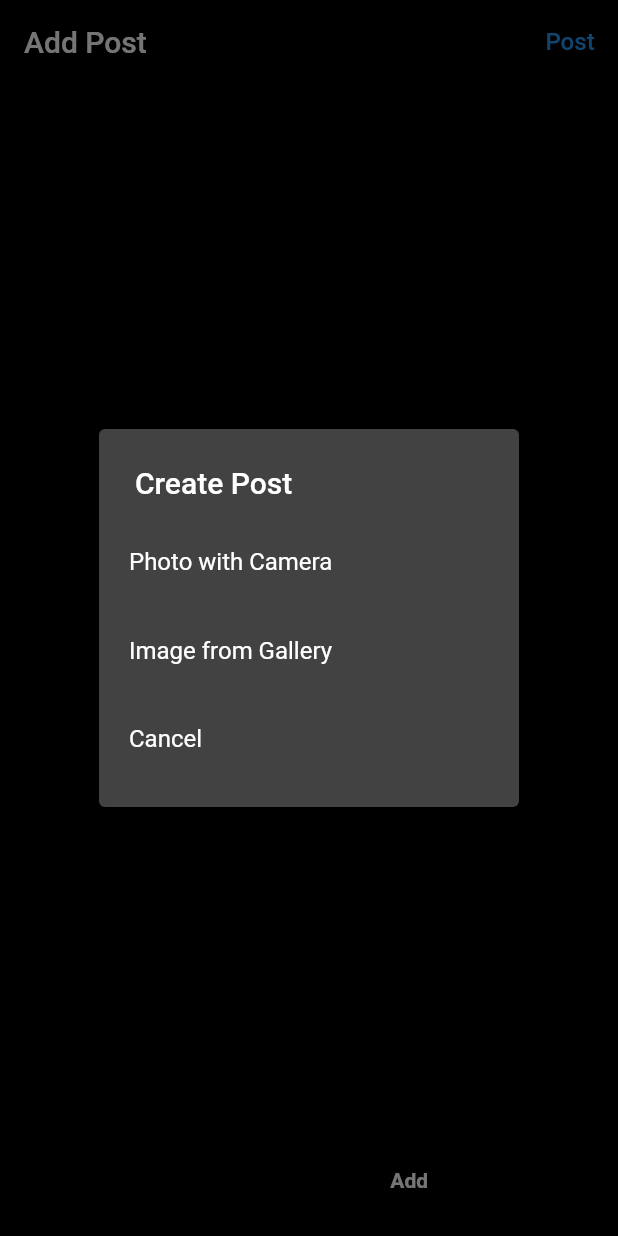
After one commit to kevin-samson/PicStream, a Flutter app: the MobileScreen screen opened directly, item 3 of the bottom bar chosen, after a tap on the "add a photo" icon, on a phone screen of 412 x 824 dp. The commit adds this screen. Run offline on Flutter 3.47's test engine with Material 2 defaults, Android fonts, the phone set to English and light mode, and no system bars; drawn by our look-alikes of google_nav_bar; our stand-ins replace cloud_firestore, firebase_auth, firebase_core, firebase_storage, google_fonts, image_picker; accounts and stored records are empty.

Commit message:
finished add post screen

```diff
--- /dev/null
+++ b/lib/models/post.dart
@@ -0,0 +1,41 @@
+class Post {
+  final String caption;
+  final String imageUrl;
+  final String uid;
+  final String username;
+  final DateTime date;
+  final String profileImg;
+  final List likes;
+
+  Post({
+    required this.caption,
+    required this.imageUrl,
+    required this.uid,
+    required this.username,
+    required this.date,
+    required this.profileImg,
+    required this.likes,
+  });
+
+  Map<String, dynamic> toMap() {
+    return {
+      'caption': caption,
+      'imageUrl': imageUrl,
+      'uid': uid,
+      'username': username,
+      'date': date,
+      'profileImg': profileImg,
+      'likes': likes,
+    };
+  }
+
+  static Post fromJson(Map<String, dynamic> json) => Post(
+        caption: json['caption'],
+        imageUrl: json['imageUrl'],
+        uid: json['uid'],
+        username: json['username'],
+        date: json['date'],
+        profileImg: json['profileImg'],
+        likes: json['likes'],
+      );
+}
--- /dev/null
+++ b/lib/models/user.dart
@@ -0,0 +1,38 @@
+class User {
+  final String username;
+  final String email;
+  final String bio;
+  final String profilePic;
+  final List followers;
+  final List following;
+  final String? uid;
+
+  User({
+    required this.username,
+    required this.email,
+    required this.bio,
+    required this.profilePic,
+    required this.followers,
+    required this.following,
+    this.uid,
+  });
+
+  Map<String, dynamic> toJson() => {
+        'username': username,
+        'email': email,
+        'bio': bio,
+        'profilePic': profilePic,
+        'followers': followers,
+        'following': following,
+      };
+
+  static User fromJson(Map<String, dynamic> json, String uid) => User(
+        uid: uid,
+        username: json['username'],
+        email: json['email'],
+        bio: json['bio'],
+        profilePic: json['profilePic'],
+        followers: json['followers'],
+        following: json['following'],
+      );
+}
--- /dev/null
+++ b/lib/providers/user_provider.dart
@@ -0,0 +1,17 @@
+import 'package:flutter/material.dart';
+import 'package:instagram_clone/utils/auth_methods.dart';
+
+import '../models/user.dart';
+
+class UserProvider with ChangeNotifier {
+  User? _user;
+  final AuthMethods _authMethods = AuthMethods();
+
+  User get getUser => _user!;
+
+  Future<void> refreshUser() async {
+    User user = await _authMethods.getCurrentUser();
+    _user = user;
+    notifyListeners();
+  }
+}
--- a/lib/responsive/mobile_screen.dart
+++ b/lib/responsive/mobile_screen.dart
@@ -1,24 +1,65 @@
 import 'package:firebase_auth/firebase_auth.dart';
 import 'package:flutter/material.dart';
+import 'package:google_nav_bar/google_nav_bar.dart';
+import 'package:instagram_clone/screens/feed_screen.dart';
+import 'package:instagram_clone/screens/profile_screen.dart';
+import 'package:instagram_clone/screens/search_screen.dart';
 
-class MobileScreen extends StatelessWidget {
+import '../screens/add_post_screen.dart';
+
+class MobileScreen extends StatefulWidget {
   const MobileScreen({super.key});
 
   @override
+  State<MobileScreen> createState() => _MobileScreenState();
+}
+
+class _MobileScreenState extends State<MobileScreen> {
+  int _page = 0;
+
+  void handlePageChange(int index) {
+    setState(() {
+      _page = index;
+    });
+  }
+
+  final List<Widget> _pages = [
+    const FeedPage(),
+    const SearchPage(),
+    const AddPostPage(),
+    const ProfilePage(),
+  ];
+
+  @override
   Widget build(BuildContext context) {
-    return Scaffold(
-      body: Center(
-          child: Column(mainAxisAlignment: MainAxisAlignment.center, children: [
-        const Text('Mobile Screen'),
-        Text(
-            'You are logged in as ${FirebaseAuth.instance.currentUser!.email}'),
-        ElevatedButton(
-          onPressed: () {
-            FirebaseAuth.instance.signOut();
-          },
-          child: const Text('Sign out'),
+    return SafeArea(
+      child: Scaffold(
+        body: _pages[_page],
+        bottomNavigationBar: GNav(
+          haptic: true,
+          tabBorderRadius: 15,
+          gap: 8,
+          onTabChange: handlePageChange,
+          tabs: const [
+            GButton(
+              icon: Icons.home,
+              text: 'Home',
+            ),
+            GButton(
+              icon: Icons.search,
+              text: 'Search',
+            ),
+            GButton(
+              icon: Icons.add,
+              text: 'Add',
+            ),
+            GButton(
+              icon: Icons.person,
+              text: 'Profile',
+            ),
+          ],
         ),
-      ])),
+      ),
     );
   }
 }
--- /dev/null
+++ b/lib/screens/add_post_screen.dart
@@ -0,0 +1,174 @@
+import 'dart:typed_data';
+
+import 'package:flutter/material.dart';
+import 'package:image_picker/image_picker.dart';
+import 'package:instagram_clone/models/user.dart';
+import 'package:instagram_clone/providers/user_provider.dart';
+import 'package:instagram_clone/utils/colors.dart';
+import 'package:instagram_clone/utils/storage_methods.dart';
+import 'package:provider/provider.dart';
+
+class AddPostPage extends StatefulWidget {
+  const AddPostPage({super.key});
+
+  @override
+  State<AddPostPage> createState() => _AddPostPageState();
+}
+
+class _AddPostPageState extends State<AddPostPage> {
+  Uint8List? _image;
+  final _captionController = TextEditingController();
+  bool _isLoading = false;
+
+  void _postImage(String uid, String username, String photoUrl) async {
+    try {
+      setState(() {
+        _isLoading = true;
+        FocusScope.of(context).unfocus();
+      });
+      await StorageMethods().uploadPost(
+          uid: uid,
+          caption: _captionController.text,
+          image: _image!,
+          username: username,
+          profileImage: photoUrl);
+      if (!mounted) return;
+      ScaffoldMessenger.of(context).showSnackBar(const SnackBar(
+        content: Text('Post added successfully'),
+      ));
+      setState(() {
+        _isLoading = false;
+        _image = null;
+      });
+    } catch (e) {
+      if (!mounted) return;
+      ScaffoldMessenger.of(context).showSnackBar(SnackBar(
+        content: Text(e.toString()),
+      ));
+    }
+  }
+
+  _selectImage(BuildContext context) async {
+    return showDialog(
+        context: context,
+        builder: (context) {
+          return SimpleDialog(
+            title: const Text('Create Post'),
+            children: [
+              SimpleDialogOption(
+                padding: const EdgeInsets.all(20),
+                child: const Text('Photo with Camera'),
+                onPressed: () async {
+                  Navigator.of(context).pop();
+                  final ImagePicker imagePicker = ImagePicker();
+                  final XFile? image = await imagePicker.pickImage(
+                    source: ImageSource.camera,
+                  );
+                  Uint8List img = await image!.readAsBytes();
+                  setState(() {
+                    _image = img;
+                  });
+                },
+              ),
+              SimpleDialogOption(
+                padding: const EdgeInsets.all(20),
+                child: const Text('Image from Gallery'),
+                onPressed: () async {
+                  Navigator.of(context).pop();
+                  final ImagePicker imagePicker = ImagePicker();
+                  final XFile? image = await imagePicker.pickImage(
+                    source: ImageSource.gallery,
+                  );
+                  Uint8List img = await image!.readAsBytes();
+                  setState(() {
+                    _image = img;
+                  });
+                },
+              ),
+              SimpleDialogOption(
+                padding: const EdgeInsets.all(20),
+                child: const Text('Cancel'),
+                onPressed: () {
+                  Navigator.of(context).pop();
+                },
+              )
+            ],
+          );
+        });
+  }
+
+  @override
+  void dispose() {
+    _captionController.dispose();
+    super.dispose();
+  }
+
+  @override
+  Widget build(BuildContext context) {
+    final UserProvider userProvider = Provider.of<UserProvider>(context);
+    final User user = userProvider.getUser;
+    return Scaffold(
+        appBar: AppBar(
+          title: const Text('Add Post'),
+          automaticallyImplyLeading: false,
+          backgroundColor: mobileBackgroundColor,
+          actions: [
+            TextButton(
+                onPressed: _image == null
+                    ? null
+                    : () {
+                        _postImage(user.uid!, user.username, user.profilePic);
+                      },
+                child: const Text(
+                  'Post',
+                  style: TextStyle(
+                    color: Colors.blue,
+                    fontSize: 16,
+                  ),
+                ))
+          ],
+        ),
+        body: _image == null
+            ? Center(
+                child: IconButton(
+                    onPressed: () {
+                      _selectImage(context);
+                    },
+                    icon: const Icon(Icons.add_a_photo)))
+            : SizedBox(
+                width: double.infinity,
+                height: MediaQuery.of(context).size.height,
+                child: SingleChildScrollView(
+                  child: Column(
+                    children: [
+                      _isLoading
+                          ? const LinearProgressIndicator()
+                          : const SizedBox(
+                              height: 0,
+                            ),
+                      SizedBox(
+                        width: double.infinity,
+                        child: TextField(
+                          controller: _captionController,
+                          maxLines: 2,
+                          style: const TextStyle(fontSize: 30),
+                          decoration: const InputDecoration(
+                              hintText: "Write a caption...",
+                              border: OutlineInputBorder(
+                                  borderSide: BorderSide.none)),
+                        ),
+                      ),
+                      SizedBox(
+                        width: double.infinity,
+                        height: MediaQuery.of(context).size.height * 0.6,
+                        child: Image.memory(
+                          _image!,
+                          fit: BoxFit.cover,
+                        ),
+                      )
+                    ],
+                  ),
+                ),
+              ));
+  }
+}
--- /dev/null
+++ b/lib/screens/feed_screen.dart
@@ -0,0 +1,24 @@
+import 'package:flutter/material.dart';
+import 'package:instagram_clone/utils/colors.dart';
+
+class FeedPage extends StatefulWidget {
+  const FeedPage({super.key});
+
+  @override
+  State<FeedPage> createState() => _FeedPageState();
+}
+
+class _FeedPageState extends State<FeedPage> {
+  @override
+  Widget build(BuildContext context) {
+    return Scaffold(
+      appBar: AppBar(
+        title: const Text('Feed'),
+        backgroundColor: mobileBackgroundColor,
+      ),
+      body: Center(
+        child: Text('Feed Page'),
+      ),
+    );
+  }
+}
--- a/lib/screens/login.dart
+++ b/lib/screens/login.dart
@@ -80,7 +80,7 @@ class _LoginState extends State<Login> {
                   ? const CircularProgressIndicator(
                       color: Colors.white,
                     )
-                  : const Text("Sign Up"),
+                  : const Text("Sign In"),
             ),
           ),
           const SizedBox(height: 12),
--- a/pubspec.yaml
+++ b/pubspec.yaml
@@ -37,7 +37,10 @@ dependencies:
     sdk: flutter
   flutter_svg: ^1.1.6
   google_fonts: ^4.0.1
+  google_nav_bar: ^5.0.6
   image_picker: ^0.8.6+1
+  provider: ^6.0.5
+  uuid: ^3.0.7
 
 dev_dependencies:
   flutter_lints: ^2.0.0
```
Also changed, not shown: lib/main.dart (+43 -14 lines), lib/responsive/layout.dart (+21 -3 lines), lib/screens/profile_screen.dart (added, +28 -0 lines), lib/screens/search_screen.dart (added, +17 -0 lines), lib/screens/sign_up.dart (+6 -7 lines), lib/utils/auth_methods.dart (+30 -10 lines), lib/utils/storage_methods.dart (+26 -6 lines), pubspec.lock, 1 other file.
